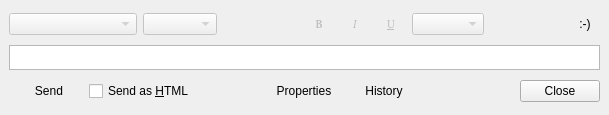
This is modules/chat/rzxchatui_mac.ui in Fruneau/qRezix as Qt 5 draws it before an edit. The edited form follows.
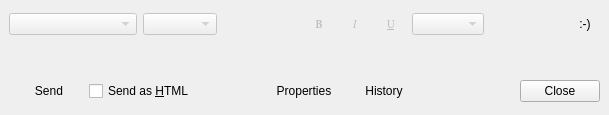
This is the edited form. Custom widgets are drawn as their Qt base class.

Patch:
```diff
--- a/modules/chat/rzxchatui_mac.ui
+++ b/modules/chat/rzxchatui_mac.ui
@@ -480,7 +480,7 @@
  <customwidgets>
   <customwidget>
    <class>RzxTextEdit</class>
-   <extends>QTextEdit</extends>
+   <extends></extends>
    <header>rzxtextedit.h</header>
    <container>0</container>
    <pixmap></pixmap>
```
Left out of the diff: 3 changed lines with no effect on the pictures.
